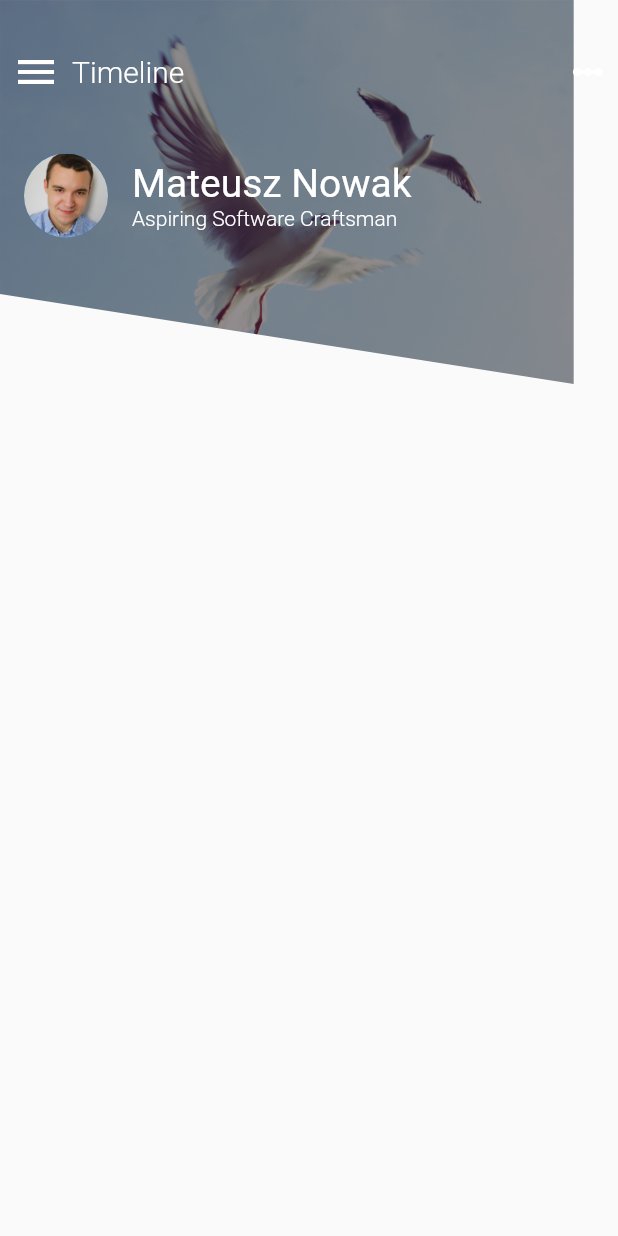
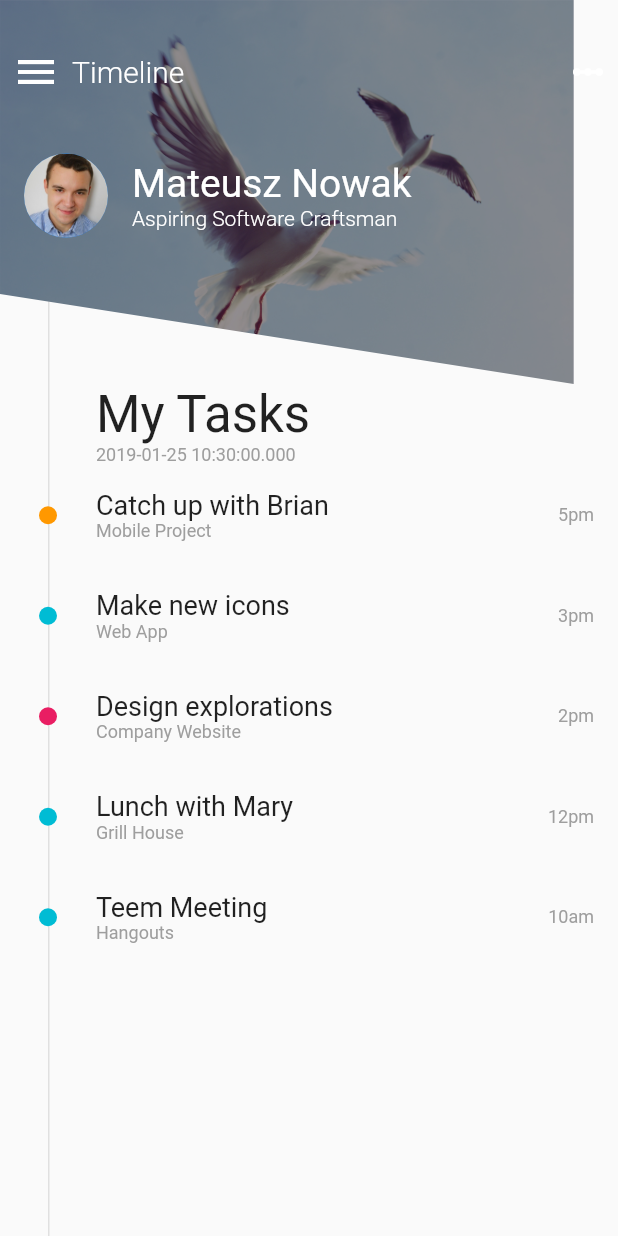
Before and after one commit to MateuszNaKodach/flutter_ui_filter_menu, a Flutter app: the screen it shows after launch, on a phone screen of 412 x 824 dp. Run offline on Flutter 3.47's test engine with Material 2 defaults, Android fonts, the phone set to English and light mode, and no system bars.

Commit message:
Add tasks list.

```diff
--- a/lib/main.dart
+++ b/lib/main.dart
@@ -1,5 +1,7 @@
 import 'package:flutter/material.dart';
 import 'package:flutter_ui_filter_menu/diagonal_clipper.dart';
+import 'package:flutter_ui_filter_menu/task.dart';
+import 'package:flutter_ui_filter_menu/task_row.dart';
 
 void main() => runApp(new MyApp());
 
@@ -26,14 +28,49 @@ class MainPage extends StatefulWidget {
 class _MainPageState extends State<MainPage> {
   double _imageHeight = 256.0;
 
+  List<Task> tasks = [
+    new Task(
+        name: "Catch up with Brian",
+        category: "Mobile Project",
+        time: "5pm",
+        color: Colors.orange,
+        completed: false),
+    new Task(
+        name: "Make new icons",
+        category: "Web App",
+        time: "3pm",
+        color: Colors.cyan,
+        completed: true),
+    new Task(
+        name: "Design explorations",
+        category: "Company Website",
+        time: "2pm",
+        color: Colors.pink,
+        completed: false),
+    new Task(
+        name: "Lunch with Mary",
+        category: "Grill House",
+        time: "12pm",
+        color: Colors.cyan,
+        completed: true),
+    new Task(
+        name: "Teem Meeting",
+        category: "Hangouts",
+        time: "10am",
+        color: Colors.cyan,
+        completed: true),
+  ];
+
   @override
   Widget build(BuildContext context) {
     return Scaffold(
       body: Stack(
         children: <Widget>[
+          _buildTimeline(),
           _buildImage(),
           _buildTopHeader(),
           _buildProfileRow(),
+          _buildBottomPart()
         ],
       ),
     );
@@ -104,4 +141,40 @@ class _MainPageState extends State<MainPage> {
           ],
         ),
       );
+
+  Widget _buildBottomPart() => Padding(
+      padding: EdgeInsets.only(top: _imageHeight),
+      child: Column(
+        crossAxisAlignment: CrossAxisAlignment.start,
+        children: <Widget>[_buildMyTasksHeader(), _buildTasksList()],
+      ));
+
+  Widget _buildMyTasksHeader() => Padding(
+      padding: EdgeInsets.only(left: 64.0),
+      child: Column(
+        crossAxisAlignment: CrossAxisAlignment.start,
+        children: <Widget>[
+          Text('My Tasks', style: TextStyle(fontSize: 34.0)),
+          Text(
+            DateTime.now().toString(),
+            style: TextStyle(fontSize: 12.0, color: Colors.grey),
+          )
+        ],
+      ));
+
+  Widget _buildTasksList() => Expanded(
+    child: new ListView(
+      children: tasks.map((task) => new TaskRow(task: task)).toList(),
+    ),
+  );
+
+  Widget _buildTimeline() => Positioned(
+        top: 0,
+        bottom: 0,
+        left: 32,
+        child: Container(
+          width: 1.0,
+          color: Colors.grey[300],
+        ),
+      );
 }
--- /dev/null
+++ b/lib/task.dart
@@ -0,0 +1,13 @@
+import 'package:flutter/material.dart';
+
+class Task {
+  final String name;
+  final String category;
+  final String time;
+  final Color color;
+  final bool completed;
+
+  Task({this.name, this.category, this.time, this.color, this.completed});
+
+
+}
--- /dev/null
+++ b/lib/task_row.dart
@@ -0,0 +1,57 @@
+import 'package:flutter/material.dart';
+import 'package:flutter_ui_filter_menu/task.dart';
+
+class TaskRow extends StatefulWidget {
+  final Task task;
+  final double dotSize = 12.0;
+
+  const TaskRow({Key key, this.task}) : super(key: key);
+
+  @override
+  State<StatefulWidget> createState() => _TaskRowState();
+}
+
+class _TaskRowState extends State<TaskRow> {
+  @override
+  Widget build(BuildContext context) => Padding(
+        padding: EdgeInsets.symmetric(vertical: 16.0),
+        child: Row(
+          children: [
+            Padding(
+              padding:
+                  EdgeInsets.symmetric(horizontal: 32.0 - widget.dotSize / 2),
+              child: Container(
+                height: widget.dotSize,
+                width: widget.dotSize,
+                decoration: BoxDecoration(
+                  shape: BoxShape.circle,
+                  color: widget.task.color,
+                ),
+              ),
+            ),
+            Expanded(
+              child: Column(
+                crossAxisAlignment: CrossAxisAlignment.start,
+                children: <Widget>[
+                  Text(
+                    widget.task.name,
+                    style: TextStyle(fontSize: 18.0),
+                  ),
+                  Text(
+                    widget.task.category,
+                    style: TextStyle(fontSize: 12.0, color: Colors.grey),
+                  )
+                ],
+              ),
+            ),
+            Padding(
+              padding: EdgeInsets.only(right: 16.0),
+              child: Text(
+                widget.task.time,
+                style: TextStyle(fontSize: 12.0, color: Colors.grey),
+              ),
+            ),
+          ],
+        ),
+      );
+}
```
